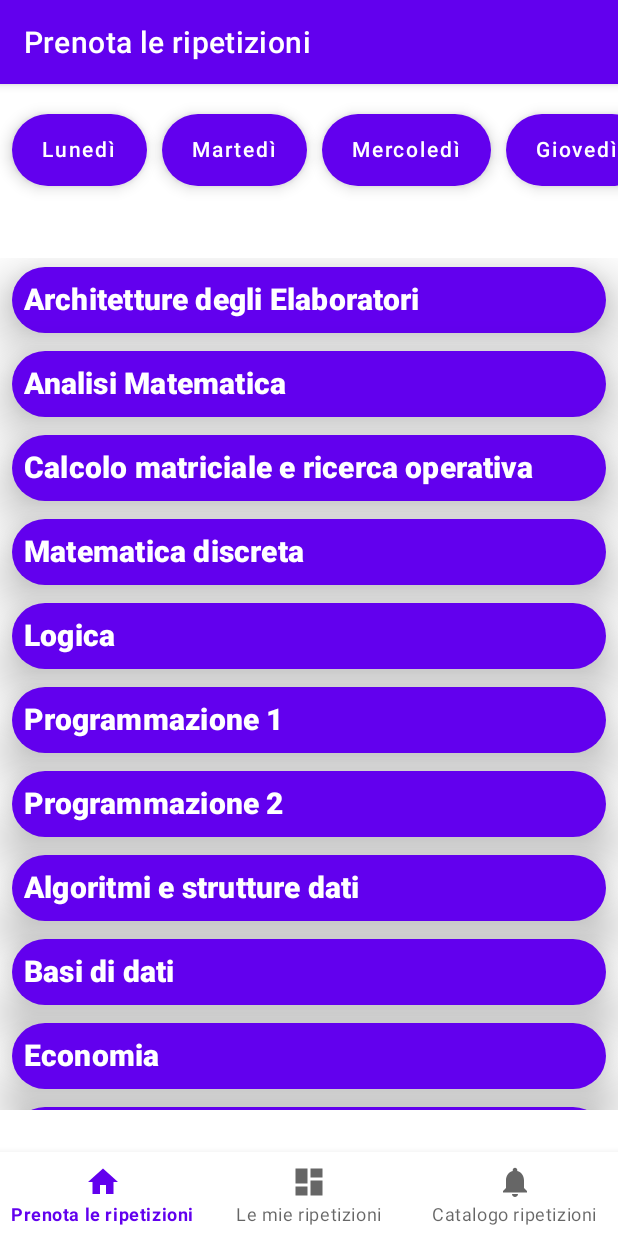
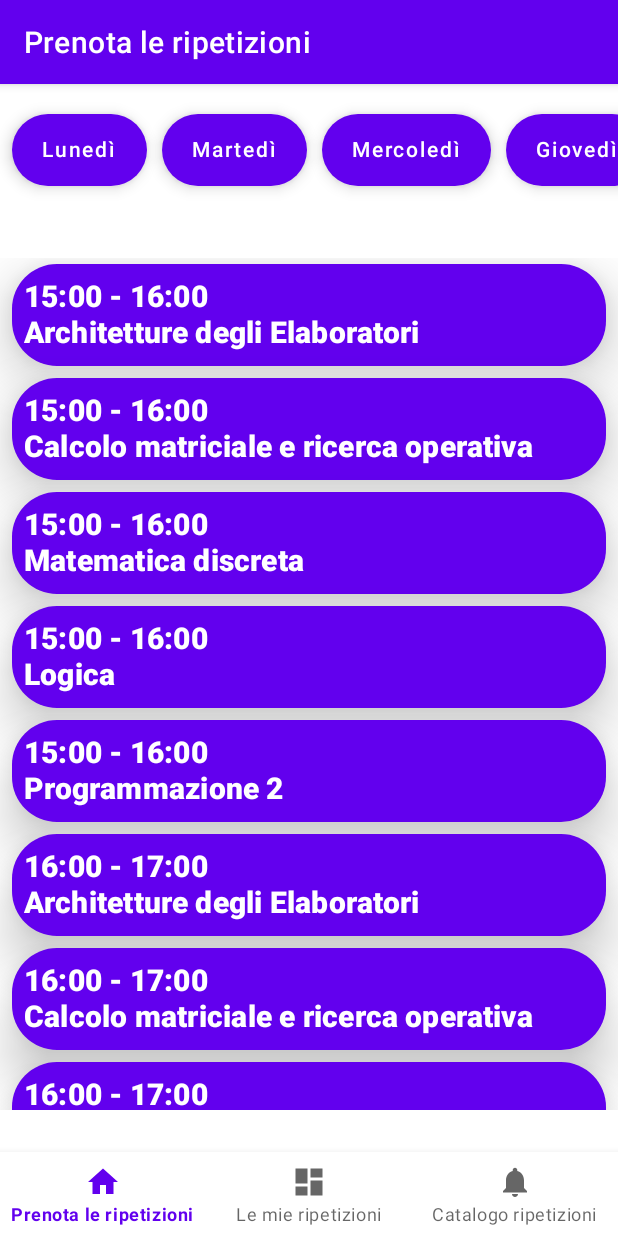
Before and after one commit to OscarNaretto/MyFirstApp, an Android app built with Jetpack Compose: the ReserveLessonFragment screen opened directly, with no data from a screen before it, on a phone screen of 412 x 824 dp. Run offline under Robolectric (Android 15) with nearby library versions, the phone set to English and light mode, and no system bars; our stand-ins replace Room's generated code, navigation-ui; 2 statements that could not run were skipped.

Commit message:
Just need to make adaptive button color in ReserveLessonFragment.kt and we are done

```diff
--- a/IUMApp/app/src/main/java/com/example/iumapp/database/MyDb.kt
+++ b/IUMApp/app/src/main/java/com/example/iumapp/database/MyDb.kt
@@ -13,7 +13,7 @@ import com.example.iumapp.database.teaching.TeachingDao
 import com.example.iumapp.database.user.User
 import com.example.iumapp.database.user.UserDao
 
-@Database(entities = [User::class, Teacher::class, Lesson::class, Teaching::class, Reservation::class], version = 8)
+@Database(entities = [User::class, Teacher::class, Lesson::class, Teaching::class, Reservation::class], version = 11)
 abstract class MyDb: RoomDatabase() {
     abstract fun studentDao(): UserDao
     abstract fun teacherDao(): TeacherDao
--- a/IUMApp/app/src/main/java/com/example/iumapp/database/lesson/Lesson.kt
+++ b/IUMApp/app/src/main/java/com/example/iumapp/database/lesson/Lesson.kt
@@ -6,7 +6,8 @@ import androidx.room.PrimaryKey
 @Entity
 data class Lesson(
     @PrimaryKey(autoGenerate = true) val id: Int = 0,
-    val name: String
+    val name: String,
+    val description: String
 ) {
     override fun toString(): String {
         return name
--- a/IUMApp/app/src/main/java/com/example/iumapp/database/lesson/LessonDao.kt
+++ b/IUMApp/app/src/main/java/com/example/iumapp/database/lesson/LessonDao.kt
@@ -16,6 +16,9 @@ interface LessonDao {
     @Query("SELECT name FROM lesson")
     fun getAll(): List<String>
 
+    @Query("SELECT description FROM lesson WHERE name = :lessonName")
+    fun getDescription(lessonName: String): String
+
     @Query("DELETE FROM lesson")
     fun nukeTable();
 }
--- a/IUMApp/app/src/main/java/com/example/iumapp/database/reservation/Reservation.kt
+++ b/IUMApp/app/src/main/java/com/example/iumapp/database/reservation/Reservation.kt
@@ -10,5 +10,6 @@ data class Reservation(
     val teacher: String,
     val user: String,
     val day: String,
-    val time_slot: Int
+    val time_slot: Int,
+    val status: String //Effettuata, Attiva, Disdetta
 )
--- a/IUMApp/app/src/main/java/com/example/iumapp/database/reservation/ReservationDao.kt
+++ b/IUMApp/app/src/main/java/com/example/iumapp/database/reservation/ReservationDao.kt
@@ -1,9 +1,6 @@
 package com.example.iumapp.database.reservation
 
-import androidx.room.Dao
-import androidx.room.Delete
-import androidx.room.Insert
-import androidx.room.Query
+import androidx.room.*
 import com.example.iumapp.database.MyDb
 import com.example.iumapp.database.MyDbFactory
 
@@ -21,13 +18,16 @@ interface ReservationDao {
     @Query("DELETE FROM reservation")
     fun nukeTable();
 
-    @Query("SELECT teacher FROM reservation WHERE lesson = :lessonName AND day = :dayName AND time_slot = :time_slotVal")
+    @Query("SELECT teacher FROM reservation WHERE lesson = :lessonName AND day = :dayName AND time_slot = :time_slotVal AND status = 'Attiva'")
     fun getUnavailableTeacher(lessonName: String,
                               dayName: String,
                               time_slotVal: Int): List<String>
 
     @Query("SELECT * FROM reservation WHERE user = :userName")
     fun provideReservationByUser(userName: String): List<Reservation>
+
+    @Query("UPDATE reservation SET status = :newStatus WHERE id = :oldId")
+    fun updateReservation(oldId: Int, newStatus: String)
 
     fun provideAvailableLessons(myDb: MyDb,
                                 day: String,
--- a/IUMApp/app/src/main/java/com/example/iumapp/ui/components/StyledButton.kt
+++ b/IUMApp/app/src/main/java/com/example/iumapp/ui/components/StyledButton.kt
@@ -5,7 +5,6 @@ import androidx.compose.material.MaterialTheme
 import androidx.compose.material.Text
 import androidx.compose.runtime.Composable
 import androidx.compose.ui.graphics.Color
-import org.w3c.dom.Text
 
 @Composable
 fun StyledButton(
--- a/IUMApp/app/src/main/java/com/example/iumapp/ui/components/StyledIconButton.kt
+++ b/IUMApp/app/src/main/java/com/example/iumapp/ui/components/StyledIconButton.kt
@@ -12,20 +12,17 @@ import androidx.compose.ui.graphics.vector.ImageVector
 fun StyledIconButton(
     onClickFun: () -> Unit,
     textString: String,
-    textColor: Color = Color.Unspecified,
-    backgroundColor: Color = MaterialTheme.colors.primary,
     iconVector: ImageVector,
     iconDescription: String
 ) {
     ExtendedFloatingActionButton(
+        backgroundColor = MaterialTheme.colors.primary,
         onClick = { onClickFun() },
         text = {
             Text(
                 text = textString,
-                color = textColor
             )
         },
-        backgroundColor = backgroundColor,
         icon = {
             Icon(
                 imageVector = iconVector,
--- a/IUMApp/app/src/main/java/com/example/iumapp/ui/reservelesson/ReserveLessonFragment.kt
+++ b/IUMApp/app/src/main/java/com/example/iumapp/ui/reservelesson/ReserveLessonFragment.kt
@@ -29,15 +29,18 @@ import com.example.iumapp.ui.components.MyClickableCard
 import com.example.iumapp.ui.components.StyledButton
 import com.example.iumapp.ui.components.TitleText
 import com.example.iumapp.ui.teacherchoice.TeacherChoice
+import com.example.iumapp.ui.teacherchoice.dayName
+import com.example.iumapp.ui.teacherchoice.timeSlot
+import kotlin.properties.Delegates
 
 class ReserveLessonFragment : Fragment() {
 
     private var _binding: FragmentHomeBinding? = null
     private var lessonList = mutableListOf<String>()
+    private var daysList = listOf(0,0,0,0,0).toMutableStateList()
     lateinit var recyclerView: ComposeView
     lateinit var myDb: MyDb
     private var currentDay: String = "Lunedì"
-
 
     // This property is only valid between onCreateView and
     // onDestroyView.
@@ -66,13 +69,11 @@ class ReserveLessonFragment : Fragment() {
             }
         }
 
-        lessonList = myDb
-            .reservationDao()
-            .provideAvailableLessons(
-                myDb,
-                currentDay,
-                1
-            ).toMutableStateList()
+        lessonList = (listMapper(15)
+                + listMapper(16)
+                + listMapper(17)
+                + listMapper(18))
+            .toMutableStateList()
 
         daysScroller.setContent {
             ComposeScrollerSet()
@@ -87,13 +88,11 @@ class ReserveLessonFragment : Fragment() {
 
     override fun onResume() {
         super.onResume()
-        lessonList = myDb
-            .reservationDao()
-            .provideAvailableLessons(
-                myDb,
-                currentDay,
-                1
-            ).toMutableStateList()
+        lessonList = (listMapper(15)
+                + listMapper(16)
+                + listMapper(17)
+                + listMapper(18))
+            .toMutableStateList()
 
         recyclerView.setContent {
             SetLessonList(lessonList as SnapshotStateList<String>)
@@ -103,6 +102,38 @@ class ReserveLessonFragment : Fragment() {
     override fun onDestroyView() {
         super.onDestroyView()
         _binding = null
+    }
+
+    private fun listMapper(timeSlot: Int): List<String>{
+        return myDb
+            .reservationDao()
+            .provideAvailableLessons(
+                myDb,
+                currentDay,
+                timeSlot
+            ).map {
+                when(timeSlot){
+                    15 -> "15:00 - 16:00\n$it"
+                    16 -> "16:00 - 17:00\n$it"
+                    17 -> "17:00 - 18:00\n$it"
+                    else -> "18:00 - 19:00\n$it"
+                }
+            }
+    }
+
+    private fun daysButtonMapper(bName: String): Int{
+        return when (bName){
+            "Lunedì" -> 0
+            "Martedì"-> 1
+            "Mercoledì"-> 2
+            "Giovedì"-> 3
+            else -> 4
+        }
+    }
+
+    private fun setDayButtonClicked(dayIndex: Int){
+        daysList= listOf(0,0,0,0,0).toMutableStateList()
+        daysList[dayIndex] = 1
     }
 
     @Composable
@@ -124,23 +155,26 @@ class ReserveLessonFragment : Fragment() {
     @Composable
     fun ProvideButton(dayName: String) {
         StyledButton(
-            { dayButtonOnClick(dayName) },
-            dayName.capitalize()
+            onClickFun = {
+                setDayButtonClicked(daysButtonMapper(dayName))
+                dayButtonOnClick(dayName)
+        },
+            textString = dayName.capitalize(),
+            backgroundColor = if(daysList[daysButtonMapper(dayName)] == 0){
+                MaterialTheme.colors.primary
+            } else {
+                MaterialTheme.colors.secondary
+            }
         )
-
     }
 
     private fun dayButtonOnClick(dayName: String){
         currentDay = dayName
         lessonList.clear()
-        lessonList.addAll(myDb
-            .reservationDao()
-            .provideAvailableLessons(
-                myDb,
-                dayName,
-                1
-            )
-        )
+        lessonList.addAll(listMapper(15)
+                + listMapper(16)
+                + listMapper(17)
+                + listMapper(18))
     }
 
     @Composable
@@ -170,12 +204,19 @@ class ReserveLessonFragment : Fragment() {
     }
 
     private fun launchTeacherChoiceFragment(lessonName: String){
+        val timeSlotChosen = when (lessonName.subSequence(0, 14) as String){
+            "15:00 - 16:00\n" -> 15
+            "16:00 - 17:00\n" -> 16
+            "17:00 - 18:00\n" -> 17
+            else -> 18
+        }
+
         startActivity(
             Intent(activity as MainActivity, TeacherChoice::class.java)
-                .putExtra("lesson", lessonName)
+                .putExtra("lesson", lessonName.substring(14))
                 .putExtra("user", (activity as MainActivity).getUserType())
                 .putExtra("day", currentDay)
-                .putExtra("time_slot", 1)
+                .putExtra("time_slot", timeSlotChosen)
         )
     }
 }
--- a/IUMApp/app/src/main/res/values/strings.xml
+++ b/IUMApp/app/src/main/res/values/strings.xml
@@ -26,7 +26,6 @@
     <string name="day_friday">Ven</string>
     <string name="show_less">show less</string>
     <string name="show_more">show more</string>
-    <!-- TODO: Remove or change this placeholder text -->
     <string name="hello_blank_fragment">Hello blank fragment</string>
     <string name="title_activity_teacher_choice">TeacherChoice</string>
 </resources>
```
Also changed, not shown: IUMApp/app/src/main/java/com/example/iumapp/database/MyDbImpl.kt (+26 -80 lines), IUMApp/app/src/main/java/com/example/iumapp/ui/catalogue/CatalogueFragment.kt (+15 -12 lines), IUMApp/app/src/main/java/com/example/iumapp/ui/myreservations/ReservationsFragment.kt (+51 -30 lines), IUMApp/app/src/main/java/com/example/iumapp/ui/teacherchoice/TeacherChoice.kt (+25 -12 lines).
